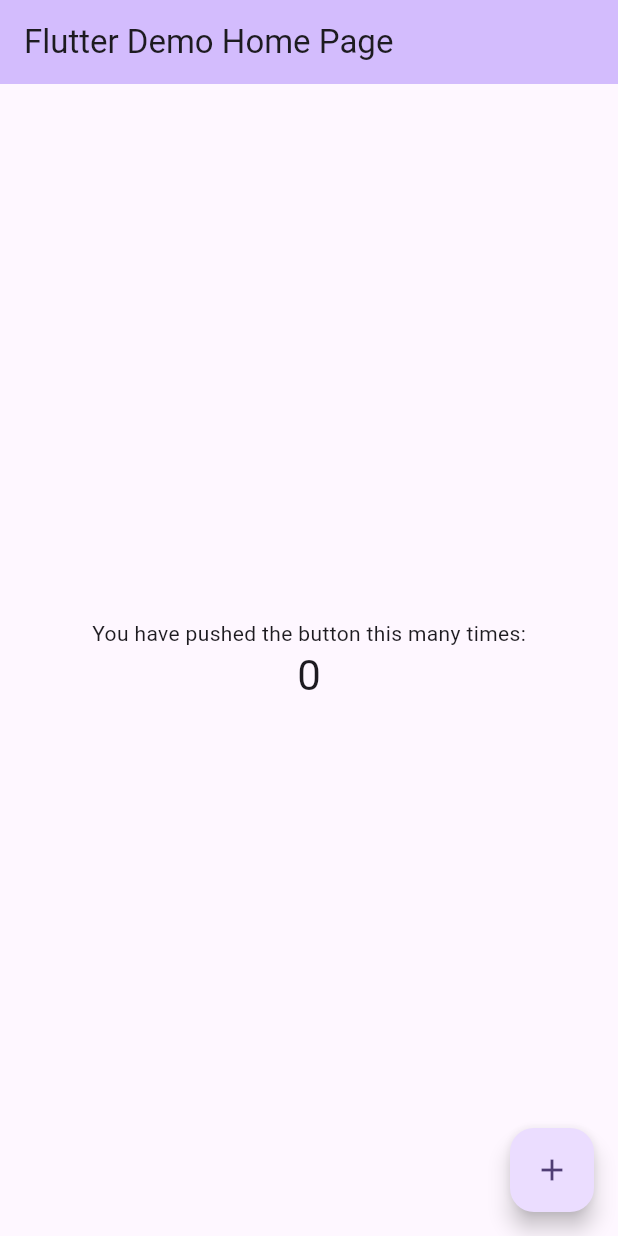
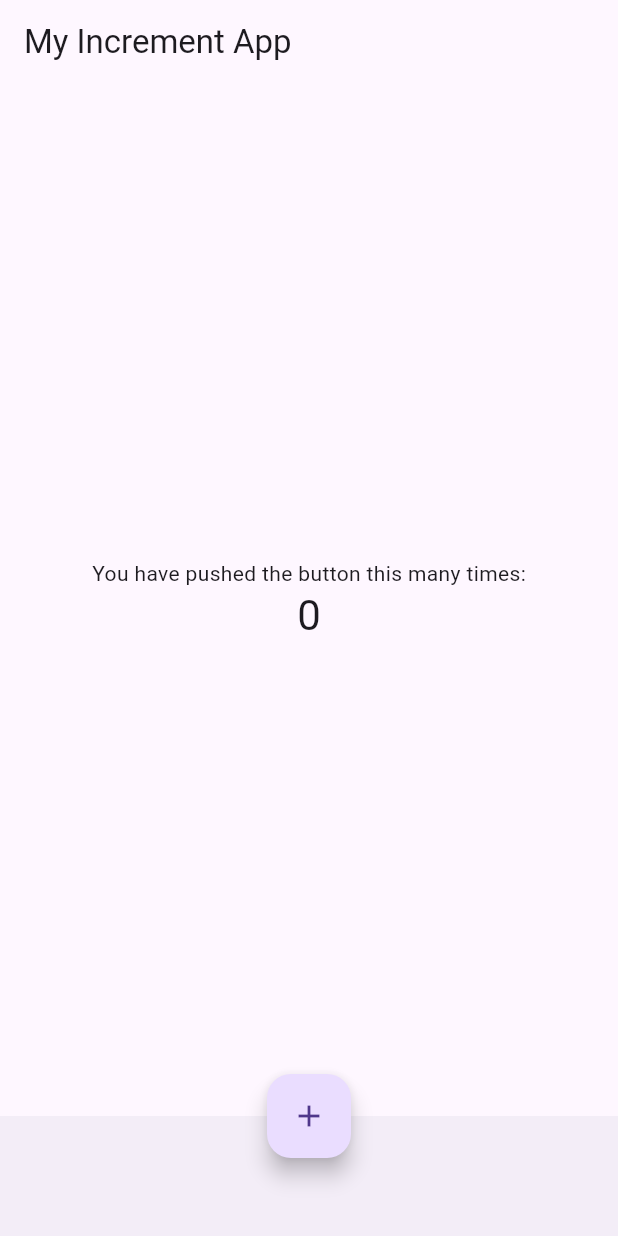
Before and after one commit to khoirkanzura/flutter-fundamental-part1, a Flutter app: the screen it shows after launch, on a phone screen of 412 x 824 dp. Run offline on Flutter 3.47's test engine with Material 3 defaults, Android fonts, the phone set to English and light mode, and no system bars.

Commit message:
Bagian: Scaffold Widget

```diff
--- a/lib/main.dart
+++ b/lib/main.dart
@@ -5,7 +5,7 @@ void main() {
 }
 
 class MyApp extends StatelessWidget {
-  const MyApp({super.key});
+  const MyApp({Key? key}) : super(key: key);
 
   // This widget is the root of your application.
   @override
@@ -13,39 +13,15 @@ class MyApp extends StatelessWidget {
     return MaterialApp(
       title: 'Flutter Demo',
       theme: ThemeData(
-        // This is the theme of your application.
-        //
-        // TRY THIS: Try running your application with "flutter run". You'll see
-        // the application has a purple toolbar. Then, without quitting the app,
-        // try changing the seedColor in the colorScheme below to Colors.green
-        // and then invoke "hot reload" (save your changes or press the "hot
-        // reload" button in a Flutter-supported IDE, or press "r" if you used
-        // the command line to start the app).
-        //
-        // Notice that the counter didn't reset back to zero; the application
-        // state is not lost during the reload. To reset the state, use hot
-        // restart instead.
-        //
-        // This works for code too, not just values: Most code changes can be
-        // tested with just a hot reload.
-        colorScheme: ColorScheme.fromSeed(seedColor: Colors.deepPurple),
+        primarySwatch: Colors.red,
       ),
-      home: const MyHomePage(title: 'Flutter Demo Home Page'),
+      home: const MyHomePage(title: 'My Increment App'),
     );
   }
 }
 
 class MyHomePage extends StatefulWidget {
-  const MyHomePage({super.key, required this.title});
-
-  // This widget is the home page of your application. It is stateful, meaning
-  // that it has a State object (defined below) that contains fields that affect
-  // how it looks.
-
-  // This class is the configuration for the state. It holds the values (in this
-  // case the title) provided by the parent (in this case the App widget) and
-  // used by the build method of the State. Fields in a Widget subclass are
-  // always marked "final".
+  const MyHomePage({Key? key, required this.title}) : super(key: key);
 
   final String title;
 
@@ -58,53 +34,23 @@ class _MyHomePageState extends State<MyHomePage> {
 
   void _incrementCounter() {
     setState(() {
-      // This call to setState tells the Flutter framework that something has
-      // changed in this State, which causes it to rerun the build method below
-      // so that the display can reflect the updated values. If we changed
-      // _counter without calling setState(), then the build method would not be
-      // called again, and so nothing would appear to happen.
       _counter++;
     });
   }
 
   @override
   Widget build(BuildContext context) {
-    // This method is rerun every time setState is called, for instance as done
-    // by the _incrementCounter method above.
-    //
-    // The Flutter framework has been optimized to make rerunning build methods
-    // fast, so that you can just rebuild anything that needs updating rather
-    // than having to individually change instances of widgets.
     return Scaffold(
       appBar: AppBar(
-        // TRY THIS: Try changing the color here to a specific color (to
-        // Colors.amber, perhaps?) and trigger a hot reload to see the AppBar
-        // change color while the other colors stay the same.
-        backgroundColor: Theme.of(context).colorScheme.inversePrimary,
-        // Here we take the value from the MyHomePage object that was created by
-        // the App.build method, and use it to set our appbar title.
         title: Text(widget.title),
       ),
       body: Center(
-        // Center is a layout widget. It takes a single child and positions it
-        // in the middle of the parent.
         child: Column(
-          // Column is also a layout widget. It takes a list of children and
-          // arranges them vertically. By default, it sizes itself to fit its
-          // children horizontally, and tries to be as tall as its parent.
-          //
-          // Column has various properties to control how it sizes itself and
-          // how it positions its children. Here we use mainAxisAlignment to
-          // center the children vertically; the main axis here is the vertical
-          // axis because Columns are vertical (the cross axis would be
-          // horizontal).
-          //
-          // TRY THIS: Invoke "debug painting" (choose the "Toggle Debug Paint"
-          // action in the IDE, or press "p" in the console), to see the
-          // wireframe for each widget.
           mainAxisAlignment: MainAxisAlignment.center,
           children: <Widget>[
-            const Text('You have pushed the button this many times:'),
+            const Text(
+              'You have pushed the button this many times:',
+            ),
             Text(
               '$_counter',
               style: Theme.of(context).textTheme.headlineMedium,
@@ -112,11 +58,144 @@ class _MyHomePageState extends State<MyHomePage> {
           ],
         ),
       ),
+      bottomNavigationBar: BottomAppBar(
+        child: Container(
+          height: 50.0,
+        ),
+      ),
       floatingActionButton: FloatingActionButton(
         onPressed: _incrementCounter,
-        tooltip: 'Increment',
+        tooltip: 'Increment Counter',
         child: const Icon(Icons.add),
-      ), // This trailing comma makes auto-formatting nicer for build methods.
+      ),
+      floatingActionButtonLocation: FloatingActionButtonLocation.centerDocked,
     );
   }
 }
+
+
+
+// import 'package:flutter/material.dart';
+// import 'package:hello_world/basic_widgets/image_widget.dart';
+// import 'package:hello_world/basic_widgets/text_widget.dart';
+
+// void main() {
+//   runApp(const MyApp());
+// }
+
+// class MyApp extends StatelessWidget {
+//   const MyApp({super.key});
+
+//   // This widget is the root of your application.
+//   @override
+//   Widget build(BuildContext context) {
+//     return MaterialApp(
+//       title: 'Flutter Demo',
+//       theme: ThemeData(
+//         // This is the theme of your application.
+//         //
+//         // TRY THIS: Try running your application with "flutter run". You'll see
+//         // the application has a purple toolbar. Then, without quitting the app,
+//         // try changing the seedColor in the colorScheme below to Colors.green
+//         // and then invoke "hot reload" (save your changes or press the "hot
+//         // reload" button in a Flutter-supported IDE, or press "r" if you used
+//         // the command line to start the app).
+//         //
+//         // Notice that the counter didn't reset back to zero; the application
+//         // state is not lost during the reload. To reset the state, use hot
+//         // restart instead.
+//         //
+//         // This works for code too, not just values: Most code changes can be
+//         // tested with just a hot reload.
+//         colorScheme: ColorScheme.fromSeed(seedColor: Colors.deepPurple),
+//       ),
+//       home: const MyHomePage(title: 'Flutter Demo Home Page'),
+//     );
+//   }
+// }
+
+// class MyHomePage extends StatefulWidget {
+//   const MyHomePage({super.key, required this.title});
+
+//   // This widget is the home page of your application. It is stateful, meaning
+//   // that it has a State object (defined below) that contains fields that affect
+//   // how it looks.
+
+//   // This class is the configuration for the state. It holds the values (in this
+//   // case the title) provided by the parent (in this case the App widget) and
+//   // used by the build method of the State. Fields in a Widget subclass are
+//   // always marked "final".
+
+//   final String title;
+
+//   @override
+//   State<MyHomePage> createState() => _MyHomePageState();
+// }
+
+// class _MyHomePageState extends State<MyHomePage> {
+//   int _counter = 0;
+
+//   void _incrementCounter() {
+//     setState(() {
+//       // This call to setState tells the Flutter framework that something has
+//       // changed in this State, which causes it to rerun the build method below
+//       // so that the display can reflect the updated values. If we changed
+//       // _counter without calling setState(), then the build method would not be
+//       // called again, and so nothing would appear to happen.
+//       _counter++;
+//     });
+//   }
+
+//   @override
+//   Widget build(BuildContext context) {
+//     // This method is rerun every time setState is called, for instance as done
+//     // by the _incrementCounter method above.
+//     //
+//     // The Flutter framework has been optimized to make rerunning build methods
+//     // fast, so that you can just rebuild anything that needs updating rather
+//     // than having to individually change instances of widgets.
+//     return Scaffold(
+//       appBar: AppBar(
+//         // TRY THIS: Try changing the color here to a specific color (to
+//         // Colors.amber, perhaps?) and trigger a hot reload to see the AppBar
+//         // change color while the other colors stay the same.
+//         backgroundColor: Theme.of(context).colorScheme.inversePrimary,
+//         // Here we take the value from the MyHomePage object that was created by
+//         // the App.build method, and use it to set our appbar title.
+//         title: Text(widget.title),
+//       ),
+//       body: Center(
+//         // Center is a layout widget. It takes a single child and positions it
+//         // in the middle of the parent.
+//         child: Column(
+//           // Column is also a layout widget. It takes a list of children and
+//           // arranges them vertically. By default, it sizes itself to fit its
+//           // children horizontally, and tries to be as tall as its parent.
+//           //
+//           // Column has various properties to control how it sizes itself and
+//           // how it positions its children. Here we use mainAxisAlignment to
+//           // center the children vertically; the main axis here is the vertical
+//           // axis because Columns are vertical (the cross axis would be
+//           // horizontal).
+//           //
+//           // TRY THIS: Invoke "debug painting" (choose the "Toggle Debug Paint"
+//           // action in the IDE, or press "p" in the console), to see the
+//           // wireframe for each widget.
+//           mainAxisAlignment: MainAxisAlignment.center,
+//           children: <Widget>[
+//             const MyImageWidget(),
+//             Text(
+//               '$_counter',
+//               style: Theme.of(context).textTheme.headlineMedium,
+//             ),
+//           ],
+//         ),
+//       ),
+//       floatingActionButton: FloatingActionButton(
+//         onPressed: _incrementCounter,
+//         tooltip: 'Increment',
+//         child: const Icon(Icons.add),
+//       ), // This trailing comma makes auto-formatting nicer for build methods.
+//     );
+//   }
+// }
```
